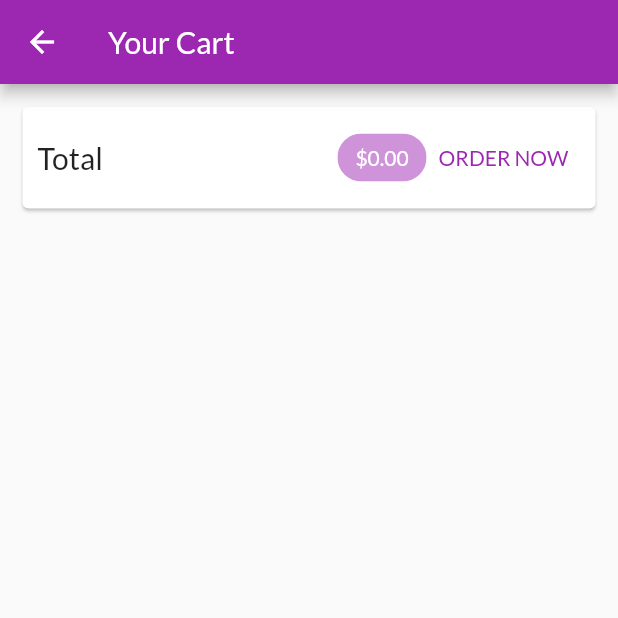
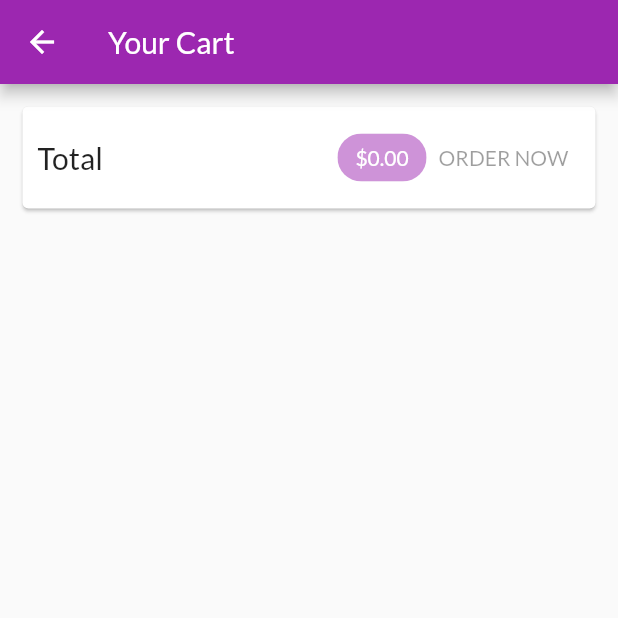
Before and after one commit to prix0007/myshop, a Flutter app: the CartScreen screen opened by its route, on a phone screen of 412 x 824 dp, the top half of it. Run offline on Flutter 3.47's test engine with Material 2 defaults, Android fonts, the phone set to English and light mode, and no system bars; network calls fail.

```diff
--- a/lib/providers/products.dart
+++ b/lib/providers/products.dart
@@ -58,6 +58,9 @@ class Products with ChangeNotifier {
       final response = await http.get(url);
       final extractedData = json.decode(response.body) as Map<String, dynamic>;
       final List<Product> loadedProducts = [];
+      if (extractedData == null) {
+        return;
+      }
       extractedData.forEach((prodId, prodData) {
         loadedProducts.add(
           Product(
--- a/lib/screens/cart_screen.dart
+++ b/lib/screens/cart_screen.dart
@@ -43,24 +43,7 @@ class CartScreen extends StatelessWidget {
                       ),
                       backgroundColor: Theme.of(context).backgroundColor,
                     ),
-                    TextButton(
-                      onPressed: () {
-                        Provider.of<Orders>(
-                          context,
-                          listen: false,
-                        ).addOrder(
-                          cartContext.items.values.toList(),
-                          cartContext.totalAmount,
-                        );
-                        cartContext.clear();
-                      },
-                      child: Text(
-                        'ORDER NOW',
-                        style: TextStyle(
-                          color: Theme.of(context).primaryColor,
-                        ),
-                      ),
-                    )
+                    OrderButton(cartContext: cartContext)
                   ],
                 ),
               ),
@@ -82,3 +65,44 @@ class CartScreen extends StatelessWidget {
         ));
   }
 }
+
+class OrderButton extends StatefulWidget {
+  const OrderButton({
+    Key key,
+    @required this.cartContext,
+  }) : super(key: key);
+
+  final Cart cartContext;
+
+  @override
+  _OrderButtonState createState() => _OrderButtonState();
+}
+
+class _OrderButtonState extends State<OrderButton> {
+  var _isLoading = false;
+
+  @override
+  Widget build(BuildContext context) {
+    return TextButton(
+      onPressed: (widget.cartContext.totalAmount <= 0 || _isLoading)
+          ? null
+          : () async {
+              setState(() {
+                _isLoading = true;
+              });
+              await Provider.of<Orders>(
+                context,
+                listen: false,
+              ).addOrder(
+                widget.cartContext.items.values.toList(),
+                widget.cartContext.totalAmount,
+              );
+              widget.cartContext.clear();
+              setState(() {
+                _isLoading = false;
+              });
+            },
+      child: _isLoading ? CircularProgressIndicator() : Text('ORDER NOW'),
+    );
+  }
+}
```
Also changed, not shown: lib/providers/orders.dart (+56 -3 lines), lib/providers/product.dart (+26 -1 lines), lib/screens/orders_screen.dart (+21 -4 lines).
